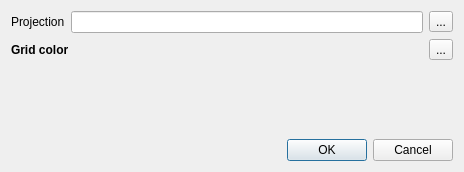
Old version of the form src/IDlgSetupGrid.ui in the repository ntruchsess/QLandkarteGT.
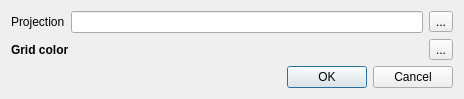
New version of the form.

What changed in the file:
```diff
--- a/src/IDlgSetupGrid.ui
+++ b/src/IDlgSetupGrid.ui
@@ -7,7 +7,7 @@
     <x>0</x>
     <y>0</y>
     <width>464</width>
-    <height>172</height>
+    <height>97</height>
    </rect>
   </property>
   <property name="windowTitle">
```
